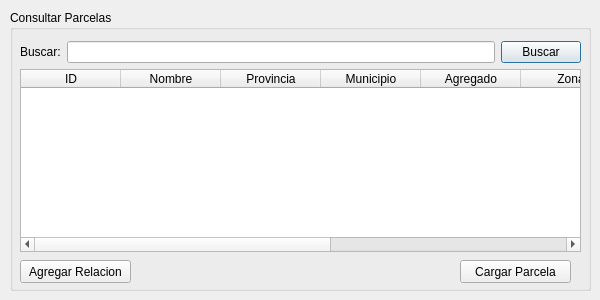
Above: ui/dialogs/parcela_dialog.ui from franciscocontreras93/agrae before the change. Below: the same form after it.
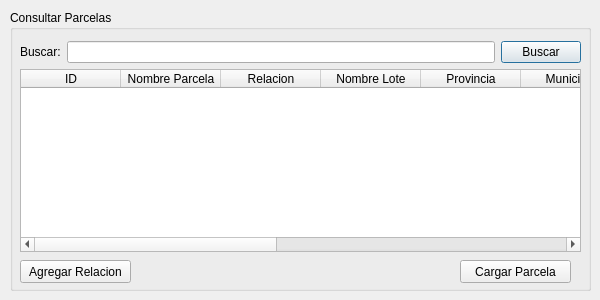
That is the form after the change.

```diff
--- a/ui/dialogs/parcela_dialog.ui
+++ b/ui/dialogs/parcela_dialog.ui
@@ -76,7 +76,17 @@
        </column>
        <column>
         <property name="text">
-         <string>Nombre</string>
+         <string>Nombre Parcela</string>
+        </property>
+       </column>
+       <column>
+        <property name="text">
+         <string>Relacion</string>
+        </property>
+       </column>
+       <column>
+        <property name="text">
+         <string>Nombre Lote</string>
         </property>
        </column>
        <column>
```
